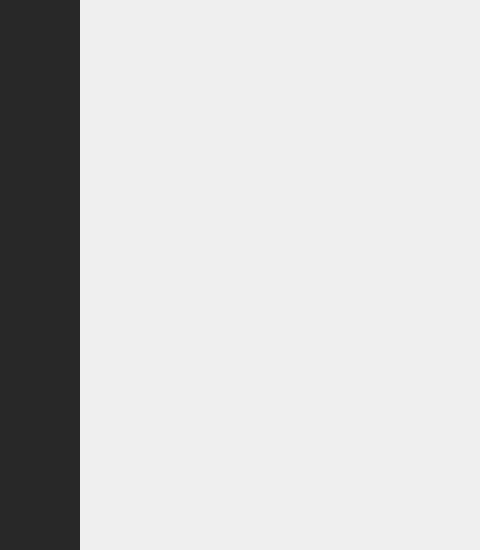
Marchell0o0/Backie, file mainwindow.ui: the form before one commit; both pictures show x 0 to 480 and y 0 to 550 of the 900 by 550 pixel window.
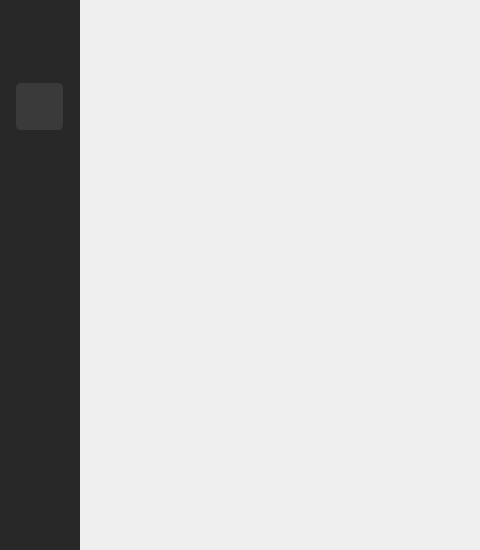
The form after the commit. Icons and pictures are not drawn.

Patch:
```diff
--- a/mainwindow.ui
+++ b/mainwindow.ui
@@ -161,7 +161,7 @@
     border-radius: 5px;
 	padding: 0px;
 }
-QPushButton:hover {
+QPushButton:hover, QPushButton:checked {
 	background-color: #3A3A3A;
 }
 
```
